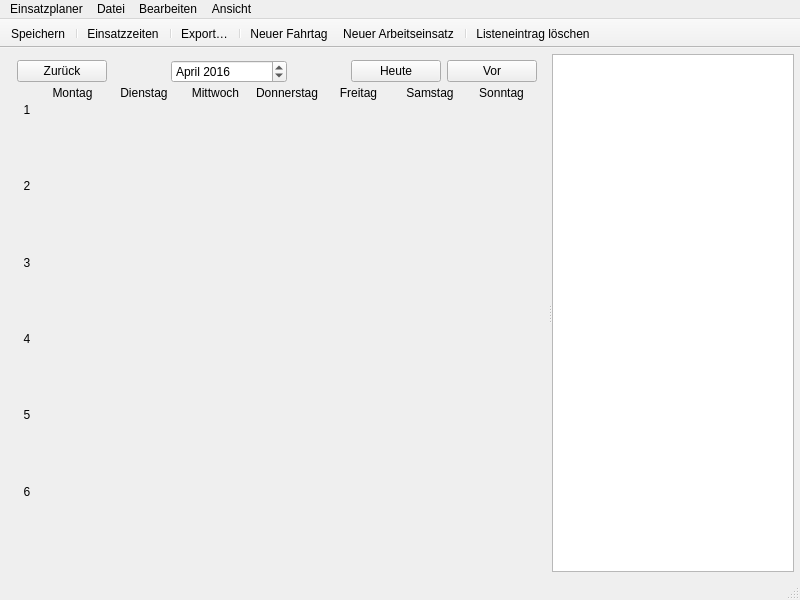
Qt form Programm/Einsatzplaner/mainwindowevents.ui (philjosch/Einsatzplaner) before a commit.
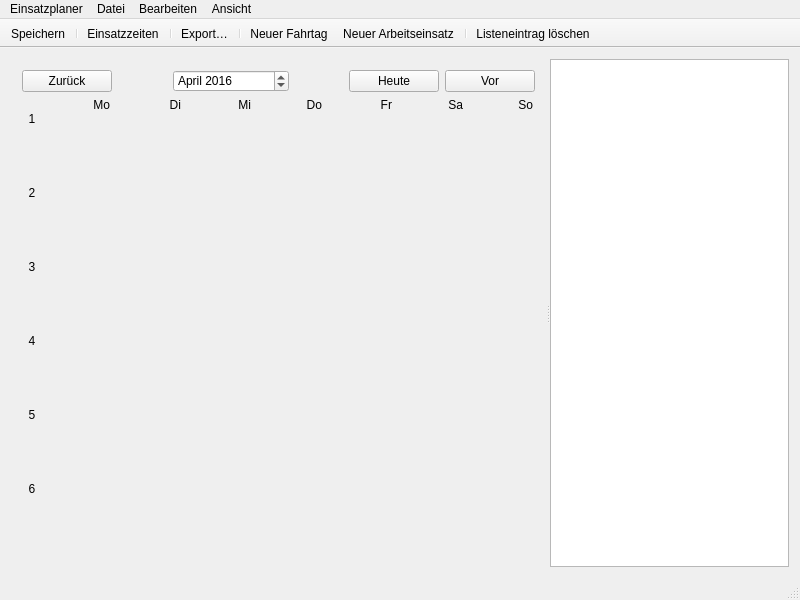
The same form after that commit. Icons and pictures are not drawn. Custom widgets are drawn as their Qt base class.

What changed in the file:
```diff
--- a/Programm/Einsatzplaner/mainwindowevents.ui
+++ b/Programm/Einsatzplaner/mainwindowevents.ui
@@ -18,31 +18,19 @@
   </property>
   <widget class="QWidget" name="centralWidget">
    <layout class="QGridLayout" name="gridLayout">
-    <property name="leftMargin">
-     <number>6</number>
-    </property>
-    <property name="topMargin">
-     <number>6</number>
-    </property>
-    <property name="rightMargin">
-     <number>6</number>
-    </property>
-    <property name="bottomMargin">
-     <number>6</number>
-    </property>
     <item row="0" column="0">
      <widget class="QSplitter" name="splitter">
+      <property name="styleSheet">
+       <string notr="true">CalendarDay {
+border-left: 1px solid gray;
+border-top: 1px solid gray;
+}</string>
+      </property>
       <property name="orientation">
        <enum>Qt::Orientation::Horizontal</enum>
       </property>
       <widget class="QWidget" name="layoutWidget">
        <layout class="QGridLayout" name="gridLayout_3" rowstretch="0,1">
-        <property name="topMargin">
-         <number>6</number>
-        </property>
-        <property name="spacing">
-         <number>0</number>
-        </property>
         <item row="0" column="0">
          <layout class="QGridLayout" name="gridKopf" columnstretch="0,1,0,1,0,0">
           <property name="horizontalSpacing">
@@ -136,41 +124,23 @@
          </layout>
         </item>
         <item row="1" column="0">
-         <layout class="QGridLayout" name="gridKalender" rowstretch="0,1,1,1,1,1,1">
+         <layout class="QGridLayout" name="gridCalendar" rowstretch="0,1,1,1,1,1,1" columnstretch="0,1,1,1,1,1,1,1">
           <property name="spacing">
            <number>0</number>
           </property>
-          <item row="0" column="0">
-           <layout class="QGridLayout" name="dayOfWeek">
-            <property name="spacing">
-             <number>0</number>
-            </property>
-            <item row="0" column="0">
-             <spacer name="horizontalSpacer_5">
-              <property name="orientation">
-               <enum>Qt::Orientation::Horizontal</enum>
-              </property>
-              <property name="sizeType">
-               <enum>QSizePolicy::Policy::Fixed</enum>
-              </property>
-              <property name="sizeHint" stdset="0">
-               <size>
-                <width>20</width>
-                <height>20</height>
-               </size>
-              </property>
-             </spacer>
-            </item>
             <item row="0" column="1">
              <widget class="QLabel" name="day_1">
               <property name="frameShape">
                <enum>QFrame::Shape::NoFrame</enum>
               </property>
               <property name="text">
-               <string>Montag</string>
+             <string>Mo</string>
               </property>
               <property name="alignment">
-               <set>Qt::AlignmentFlag::AlignCenter</set>
+             <set>Qt::AlignmentFlag::AlignRight|Qt::AlignmentFlag::AlignTrailing|Qt::AlignmentFlag::AlignVCenter</set>
+            </property>
+            <property name="indent">
+             <number>2</number>
               </property>
              </widget>
             </item>
@@ -180,10 +150,13 @@
                <enum>QFrame::Shape::NoFrame</enum>
               </property>
               <property name="text">
-               <string>Dienstag</string>
+             <string>Di</string>
               </property>
               <property name="alignment">
-               <set>Qt::AlignmentFlag::AlignCenter</set>
+             <set>Qt::AlignmentFlag::AlignRight|Qt::AlignmentFlag::AlignTrailing|Qt::AlignmentFlag::AlignVCenter</set>
+            </property>
+            <property name="indent">
+             <number>2</number>
               </property>
              </widget>
             </item>
@@ -193,10 +166,13 @@
                <enum>QFrame::Shape::NoFrame</enum>
               </property>
               <property name="text">
-               <string>Mittwoch</string>
+             <string>Mi</string>
               </property>
               <property name="alignment">
-               <set>Qt::AlignmentFlag::AlignCenter</set>
+             <set>Qt::AlignmentFlag::AlignRight|Qt::AlignmentFlag::AlignTrailing|Qt::AlignmentFlag::AlignVCenter</set>
+            </property>
+            <property name="indent">
+             <number>2</number>
               </property>
              </widget>
             </item>
@@ -206,10 +182,13 @@
                <enum>QFrame::Shape::NoFrame</enum>
               </property>
               <property name="text">
-               <string>Donnerstag</string>
+             <string>Do</string>
               </property>
               <property name="alignment">
-               <set>Qt::AlignmentFlag::AlignCenter</set>
+             <set>Qt::AlignmentFlag::AlignRight|Qt::AlignmentFlag::AlignTrailing|Qt::AlignmentFlag::AlignVCenter</set>
+            </property>
+            <property name="indent">
+             <number>2</number>
               </property>
              </widget>
             </item>
@@ -219,10 +198,13 @@
                <enum>QFrame::Shape::NoFrame</enum>
               </property>
               <property name="text">
-               <string>Freitag</string>
+             <string>Fr</string>
               </property>
               <property name="alignment">
-               <set>Qt::AlignmentFlag::AlignCenter</set>
+             <set>Qt::AlignmentFlag::AlignRight|Qt::AlignmentFlag::AlignTrailing|Qt::AlignmentFlag::AlignVCenter</set>
+            </property>
+            <property name="indent">
+             <number>2</number>
               </property>
              </widget>
             </item>
@@ -232,10 +214,13 @@
                <enum>QFrame::Shape::NoFrame</enum>
               </property>
               <property name="text">
-               <string>Samstag</string>
+             <string>Sa</string>
               </property>
               <property name="alignment">
-               <set>Qt::AlignmentFlag::AlignCenter</set>
+             <set>Qt::AlignmentFlag::AlignRight|Qt::AlignmentFlag::AlignTrailing|Qt::AlignmentFlag::AlignVCenter</set>
+            </property>
+            <property name="indent">
+             <number>2</number>
               </property>
              </widget>
             </item>
@@ -245,21 +230,17 @@
                <enum>QFrame::Shape::NoFrame</enum>
               </property>
               <property name="text">
-               <string>Sonntag</string>
+             <string>So</string>
               </property>
               <property name="alignment">
-               <set>Qt::AlignmentFlag::AlignCenter</set>
+             <set>Qt::AlignmentFlag::AlignRight|Qt::AlignmentFlag::AlignTrailing|Qt::AlignmentFlag::AlignVCenter</set>
+            </property>
+            <property name="indent">
+             <number>2</number>
               </property>
              </widget>
             </item>
-           </layout>
-          </item>
           <item row="1" column="0">
-           <layout class="QGridLayout" name="week_1" columnstretch="0,1,1,1,1,1,1,1">
-            <property name="spacing">
-             <number>0</number>
-            </property>
-            <item row="0" column="0">
              <widget class="QLabel" name="number1_1">
               <property name="minimumSize">
                <size>
@@ -281,63 +262,61 @@
               </property>
              </widget>
             </item>
-            <item row="0" column="1">
+          <item row="1" column="1">
              <widget class="CalendarDay" name="day1_1" native="true">
               <property name="lineWidth" stdset="0">
-               <number>1</number>
+             <number>0</number>
               </property>
              </widget>
             </item>
-            <item row="0" column="2">
+          <item row="1" column="2">
              <widget class="CalendarDay" name="day2_1" native="true">
               <property name="lineWidth" stdset="0">
-               <number>1</number>
+             <number>0</number>
               </property>
              </widget>
             </item>
-            <item row="0" column="3">
+          <item row="1" column="3">
              <widget class="CalendarDay" name="day3_1" native="true">
               <property name="lineWidth" stdset="0">
-               <number>1</number>
+             <number>0</number>
               </property>
              </widget>
             </item>
-            <item row="0" column="4">
+          <item row="1" column="4">
              <widget class="CalendarDay" name="day4_1" native="true">
               <property name="lineWidth" stdset="0">
-               <number>1</number>
+             <number>0</number>
               </property>
              </widget>
             </item>
-            <item row="0" column="5">
+          <item row="1" column="5">
              <widget class="CalendarDay" name="day5_1" native="true">
               <property name="lineWidth" stdset="0">
-               <number>1</number>
+             <number>0</number>
               </property>
              </widget>
             </item>
-            <item row="0" column="6">
+          <item row="1" column="6">
              <widget class="CalendarDay" name="day6_1" native="true">
               <property name="lineWidth" stdset="0">
-               <number>1</number>
+             <number>0</number>
               </property>
              </widget>
             </item>
-            <item row="0" column="7">
+          <item row="1" column="7">
              <widget class="CalendarDay" name="day7_1" native="true">
+            <property name="styleSheet">
+             <string notr="true">CalendarDay { 
+border-right: 1px solid gray;
+}</string>
+            </property>
               <property name="lineWidth" stdset="0">
-               <number>1</number>
-              </property>
-             </widget>
-            </item>
-           </layout>
+             <number>0</number>
+            </property>
+           </widget>
           </item>
           <item row="2" column="0">
-           <layout class="QGridLayout" name="week_2" columnstretch="0,1,1,1,1,1,1,1">
-            <property name="spacing">
-             <number>0</number>
-            </property>
-            <item row="0" column="0">
              <widget class="QLabel" name="number1_2">
               <property name="minimumSize">
                <size>
@@ -359,63 +338,61 @@
               </property>
              </widget>
             </item>
-            <item row="0" column="1">
+          <item row="2" column="1">
              <widget class="CalendarDay" name="day1_2" native="true">
               <property name="lineWidth" stdset="0">
-               <number>1</number>
+             <number>0</number>
               </property>
              </widget>
             </item>
-            <item row="0" column="2">
+          <item row="2" column="2">
              <widget class="CalendarDay" name="day2_2" native="true">
               <property name="lineWidth" stdset="0">
-               <number>1</number>
+             <number>0</number>
               </property>
              </widget>
             </item>
-            <item row="0" column="3">
+          <item row="2" column="3">
              <widget class="CalendarDay" name="day3_2" native="true">
               <property name="lineWidth" stdset="0">
-               <number>1</number>
+             <number>0</number>
               </property>
              </widget>
             </item>
-            <item row="0" column="4">
+          <item row="2" column="4">
              <widget class="CalendarDay" name="day4_2" native="true">
               <property name="lineWidth" stdset="0">
-               <number>1</number>
+             <number>0</number>
               </property>
              </widget>
             </item>
-            <item row="0" column="5">
+          <item row="2" column="5">
              <widget class="CalendarDay" name="day5_2" native="true">
               <property name="lineWidth" stdset="0">
-               <number>1</number>
+             <number>0</number>
               </property>
              </widget>
             </item>
-            <item row="0" column="6">
+          <item row="2" column="6">
              <widget class="CalendarDay" name="day6_2" native="true">
               <property name="lineWidth" stdset="0">
-               <number>1</number>
+             <number>0</number>
               </property>
              </widget>
             </item>
-            <item row="0" column="7">
+          <item row="2" column="7">
              <widget class="CalendarDay" name="day7_2" native="true">
+            <property name="styleSheet">
+             <string notr="true">CalendarDay { 
+border-right: 1px solid gray;
+}</string>
+            </property>
               <property name="lineWidth" stdset="0">
-               <number>1</number>
-              </property>
-             </widget>
-            </item>
-           </layout>
+             <number>0</number>
+            </property>
+           </widget>
           </item>
           <item row="3" column="0">
-           <layout class="QGridLayout" name="week_3" columnstretch="0,1,1,1,1,1,1,1">
-            <property name="spacing">
-             <number>0</number>
-            </property>
-            <item row="0" column="0">
              <widget class="QLabel" name="number1_3">
               <property name="minimumSize">
                <size>
@@ -437,63 +414,61 @@
               </property>
              </widget>
             </item>
-            <item row="0" column="1">
+          <item row="3" column="1">
              <widget class="CalendarDay" name="day1_3" native="true">
               <property name="lineWidth" stdset="0">
-               <number>1</number>
+             <number>0</number>
               </property>
              </widget>
             </item>
-            <item row="0" column="2">
+          <item row="3" column="2">
              <widget class="CalendarDay" name="day2_3" native="true">
               <property name="lineWidth" stdset="0">
-               <number>1</number>
+             <number>0</number>
               </property>
              </widget>
             </item>
-            <item row="0" column="3">
+          <item row="3" column="3">
              <widget class="CalendarDay" name="day3_3" native="true">
               <property name="lineWidth" stdset="0">
-               <number>1</number>
+             <number>0</number>
               </property>
              </widget>
             </item>
-            <item row="0" column="4">
+          <item row="3" column="4">
              <widget class="CalendarDay" name="day4_3" native="true">
               <property name="lineWidth" stdset="0">
-               <number>1</number>
+             <number>0</number>
               </property>
              </widget>
             </item>
-            <item row="0" column="5">
+          <item row="3" column="5">
              <widget class="CalendarDay" name="day5_3" native="true">
               <property name="lineWidth" stdset="0">
-               <number>1</number>
+             <number>0</number>
               </property>
              </widget>
             </item>
-            <item row="0" column="6">
+          <item row="3" column="6">
              <widget class="CalendarDay" name="day6_3" native="true">
               <property name="lineWidth" stdset="0">
-               <number>1</number>
+             <number>0</number>
               </property>
              </widget>
             </item>
-            <item row="0" column="7">
+          <item row="3" column="7">
              <widget class="CalendarDay" name="day7_3" native="true">
+            <property name="styleSheet">
+             <string notr="true">CalendarDay { 
+border-right: 1px solid gray;
+}</string>
+            </property>
               <property name="lineWidth" stdset="0">
-               <number>1</number>
-              </property>
-             </widget>
-            </item>
-           </layout>
+             <number>0</number>
+            </property>
+           </widget>
           </item>
           <item row="4" column="0">
-           <layout class="QGridLayout" name="week_4" columnstretch="0,1,1,1,1,1,1,1">
-            <property name="spacing">
-             <number>0</number>
-            </property>
-            <item row="0" column="0">
              <widget class="QLabel" name="number1_4">
               <property name="minimumSize">
                <size>
@@ -515,63 +490,61 @@
               </property>
              </widget>
             </item>
-            <item row="0" column="1">
+          <item row="4" column="1">
              <widget class="CalendarDay" name="day1_4" native="true">
               <property name="lineWidth" stdset="0">
-               <number>1</number>
+             <number>0</number>
               </property>
              </widget>
             </item>
-            <item row="0" column="2">
+          <item row="4" column="2">
              <widget class="CalendarDay" name="day2_4" native="true">
               <property name="lineWidth" stdset="0">
-               <number>1</number>
+             <number>0</number>
               </property>
              </widget>
             </item>
-            <item row="0" column="3">
+          <item row="4" column="3">
              <widget class="CalendarDay" name="day3_4" native="true">
               <property name="lineWidth" stdset="0">
-               <number>1</number>
+             <number>0</number>
               </property>
              </widget>
             </item>
-            <item row="0" column="4">
+          <item row="4" column="4">
              <widget class="CalendarDay" name="day4_4" native="true">
               <property name="lineWidth" stdset="0">
-               <number>1</number>
+             <number>0</number>
               </property>
              </widget>
             </item>
-            <item row="0" column="5">
+          <item row="4" column="5">
              <widget class="CalendarDay" name="day5_4" native="true">
               <property name="lineWidth" stdset="0">
-               <number>1</number>
+             <number>0</number>
               </property>
              </widget>
             </item>
-            <item row="0" column="6">
+          <item row="4" column="6">
              <widget class="CalendarDay" name="day6_4" native="true">
               <property name="lineWidth" stdset="0">
-               <number>1</number>
+             <number>0</number>
               </property>
              </widget>
             </item>
-            <item row="0" column="7">
+          <item row="4" column="7">
              <widget class="CalendarDay" name="day7_4" native="true">
+            <property name="styleSheet">
+             <string notr="true">CalendarDay { 
+border-right: 1px solid gray;
+}</string>
+            </property>
               <property name="lineWidth" stdset="0">
-               <number>1</number>
-              </property>
-             </widget>
-            </item>
-           </layout>
+             <number>0</number>
+            </property>
+           </widget>
           </item>
           <item row="5" column="0">
-           <layout class="QGridLayout" name="week_5" columnstretch="0,1,1,1,1,1,1,1">
-            <property name="spacing">
-             <number>0</number>
-            </property>
-            <item row="0" column="0">
              <widget class="QLabel" name="number1_5">
               <property name="minimumSize">
                <size>
@@ -593,63 +566,61 @@
               </property>
              </widget>
             </item>
-            <item row="0" column="1">
+          <item row="5" column="1">
              <widget class="CalendarDay" name="day1_5" native="true">
               <property name="lineWidth" stdset="0">
-               <number>1</number>
+             <number>0</number>
               </property>
              </widget>
             </item>
-            <item row="0" column="2">
+          <item row="5" column="2">
              <widget class="CalendarDay" name="day2_5" native="true">
               <property name="lineWidth" stdset="0">
-               <number>1</number>
+             <number>0</number>
               </property>
              </widget>
             </item>
-            <item row="0" column="3">
+          <item row="5" column="3">
              <widget class="CalendarDay" name="day3_5" native="true">
               <property name="lineWidth" stdset="0">
-               <number>1</number>
+             <number>0</number>
               </property>
              </widget>
             </item>
-            <item row="0" column="4">
+          <item row="5" column="4">
              <widget class="CalendarDay" name="day4_5" native="true">
               <property name="lineWidth" stdset="0">
-               <number>1</number>
+             <number>0</number>
               </property>
              </widget>
             </item>
-            <item row="0" column="5">
+          <item row="5" column="5">
              <widget class="CalendarDay" name="day5_5" native="true">
               <property name="lineWidth" stdset="0">
-               <number>1</number>
+             <number>0</number>
               </property>
              </widget>
             </item>
-            <item row="0" column="6">
+          <item row="5" column="6">
              <widget class="CalendarDay" name="day6_5" native="true">
               <property name="lineWidth" stdset="0">
-               <number>1</number>
+             <number>0</number>
               </property>
              </widget>
             </item>
-            <item row="0" column="7">
+          <item row="5" column="7">
              <widget class="CalendarDay" name="day7_5" native="true">
+            <property name="styleSheet">
+             <string notr="true">CalendarDay { 
+border-right: 1px solid gray;
+}</string>
+            </property>
               <property name="lineWidth" stdset="0">
-               <number>1</number>
-              </property>
-             </widget>
-            </item>
-           </layout>
+             <number>0</number>
+            </property>
+           </widget>
           </item>
           <item row="6" column="0">
-           <layout class="QGridLayout" name="week_6" columnstretch="0,1,1,1,1,1,1,1">
-            <property name="spacing">
-             <number>0</number>
-            </property>
-            <item row="0" column="0">
              <widget class="QLabel" name="number1_6">
               <property name="minimumSize">
                <size>
@@ -671,56 +642,90 @@
               </property>
              </widget>
             </item>
-            <item row="0" column="1">
+          <item row="6" column="1">
              <widget class="CalendarDay" name="day1_6" native="true">
+            <property name="styleSheet">
+             <string notr="true">CalendarDay { 
+border-bottom: 1px solid gray;
+}</string>
+            </property>
               <property name="lineWidth" stdset="0">
-               <number>1</number>
+             <number>0</number>
               </property>
              </widget>
             </item>
-            <item row="0" column="2">
+          <item row="6" column="2">
              <widget class="CalendarDay" name="day2_6" native="true">
+            <property name="styleSheet">
+             <string notr="true">CalendarDay { 
+border-bottom: 1px solid gray;
+}</string>
+            </property>
               <property name="lineWidth" stdset="0">
-               <number>1</number>
+             <number>0</number>
               </property>
              </widget>
             </item>
-            <item row="0" column="3">
+          <item row="6" column="3">
              <widget class="CalendarDay" name="day3_6" native="true">
+            <property name="styleSheet">
+             <string notr="true">CalendarDay { 
+border-bottom: 1px solid gray;
+}</string>
+            </property>
               <property name="lineWidth" stdset="0">
-               <number>1</number>
+             <number>0</number>
               </property>
              </widget>
             </item>
-            <item row="0" column="4">
+          <item row="6" column="4">
              <widget class="CalendarDay" name="day4_6" native="true">
+            <property name="styleSheet">
+             <string notr="true">CalendarDay { 
+border-bottom: 1px solid gray;
+}</string>
+            </property>
               <property name="lineWidth" stdset="0">
-               <number>1</number>
+             <number>0</number>
               </property>
              </widget>
             </item>
-            <item row="0" column="5">
+          <item row="6" column="5">
              <widget class="CalendarDay" name="day5_6" native="true">
+            <property name="styleSheet">
+             <string notr="true">CalendarDay { 
+border-bottom: 1px solid gray;
+}</string>
+            </property>
               <property name="lineWidth" stdset="0">
-               <number>1</number>
+             <number>0</number>
               </property>
              </widget>
             </item>
-            <item row="0" column="6">
+          <item row="6" column="6">
              <widget class="CalendarDay" name="day6_6" native="true">
+            <property name="styleSheet">
+             <string notr="true">CalendarDay { 
+border-bottom: 1px solid gray;
+}</string>
+            </property>
               <property name="lineWidth" stdset="0">
-               <number>1</number>
+             <number>0</number>
               </property>
              </widget>
             </item>
-            <item row="0" column="7">
+          <item row="6" column="7">
              <widget class="CalendarDay" name="day7_6" native="true">
+            <property name="styleSheet">
+             <string notr="true">CalendarDay { 
+border-bottom: 1px solid gray;
+border-right: 1px solid gray;
+}</string>
+            </property>
               <property name="lineWidth" stdset="0">
-               <number>1</number>
-              </property>
-             </widget>
-            </item>
-           </layout>
+             <number>0</number>
+            </property>
+           </widget>
           </item>
          </layout>
         </item>
```
Lines whose indentation alone changed are shown as unchanged.
